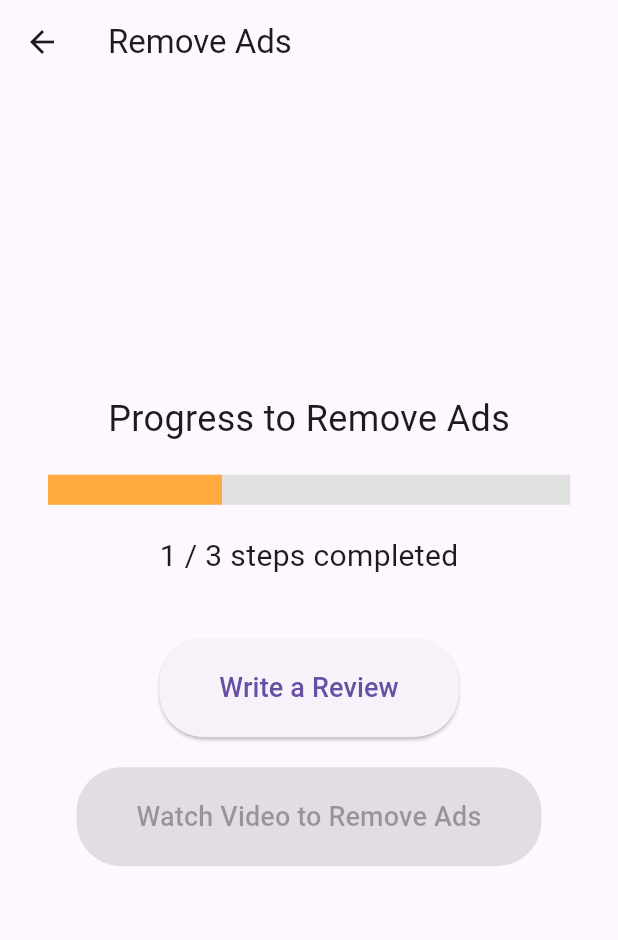
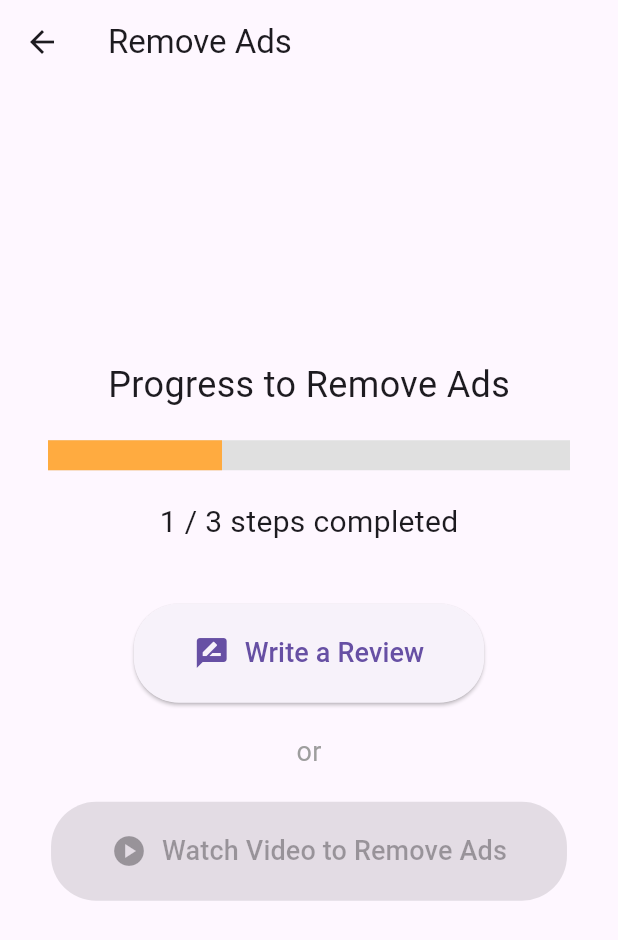
Before and after one commit to rai03k/tic-tac-toe-app, a Flutter app: the AdRemovalScreen screen opened directly, on a phone screen of 412 x 824 dp. Shown: the top 940 px of the screen. Run offline on Flutter 3.47's test engine with Material 3 defaults, Android fonts, the light colour scheme and no system bars; our stand-ins replace audioplayers, device_preview, google_mobile_ads, shared_preferences; accounts and stored records are empty; network calls fail.

Commit message:
update:動画再生の修正

```diff
--- a/lib/admob/ad_removal.dart
+++ b/lib/admob/ad_removal.dart
@@ -123,10 +123,35 @@ class _AdRemovalScreenState extends State<AdRemovalScreen>
         },
         onAdFailedToLoad: (LoadAdError error) {
           print('動画広告の読み込みに失敗しました: $error');  // エラー時の処理
+
+          // ユーザーにエラーメッセージを表示
+          _showErrorDialog('ネットワークに接続できません。インターネット接続を確認してください。');
         },
       ),
     );
   }
+
+// ネットワークエラーメッセージを表示する関数
+  void _showErrorDialog(String message) {
+    showDialog(
+      context: context,
+      builder: (BuildContext context) {
+        return AlertDialog(
+          title: const Text('エラー'),
+          content: Text(message),
+          actions: <Widget>[
+            TextButton(
+              onPressed: () {
+                Navigator.of(context).pop();  // ダイアログを閉じる
+              },
+              child: const Text('OK'),
+            ),
+          ],
+        );
+      },
+    );
+  }
+
 
   // 動画広告を表示して、進捗を更新する関数
   void _showRewardedAd() {
@@ -140,7 +165,13 @@ class _AdRemovalScreenState extends State<AdRemovalScreen>
           _animation = Tween<double>(begin: 0, end: _progress.toDouble() / 3).animate(_controller);
           _controller.forward();  // アニメーションを再開
         });
-        _loadRewardedAd();  // 新しい広告を読み込む
+        // 動画視聴後、新しい広告を読み込む
+        _rewardedAd!.dispose();  // 古い広告を破棄する（新しい広告はロードしない）
+        // 画面をリロードする
+        Navigator.pushReplacement(
+          context,
+          MaterialPageRoute(builder: (BuildContext context) => const AdRemovalScreen()),
+        );
       });
     }
   }
@@ -225,12 +256,28 @@ class _AdRemovalScreenState extends State<AdRemovalScreen>
                               borderRadius: BorderRadius.circular(30),  // 角を丸くする
                             ),
                           ),
-                          child: const Text(
-                            'Write a Review',  // ボタンのテキスト
-                            style: TextStyle(fontSize: 18),
+                          child: Row(
+                            mainAxisSize: MainAxisSize.min,  // ボタンのサイズに合わせる
+                            children: const [
+                              Icon(Icons.rate_review, size: 24),  // レビューアイコン
+                              SizedBox(width: 10),  // アイコンとテキストの間にスペースを追加
+                              Text(
+                                'Write a Review',  // ボタンのテキスト
+                                style: TextStyle(fontSize: 18),
+                              ),
+                            ],
                           ),
                         ),
-                        const SizedBox(height: 20),
+
+                        const SizedBox(height: 20),  // ボタンと「or」の間にスペースを追加
+
+                        const Text(  // or のテキスト
+                          'or',
+                          style: TextStyle(fontSize: 18, color: Colors.grey),
+                        ),
+
+                        const SizedBox(height: 20),  // 「or」と次のボタンの間にスペースを追加
+
                         ElevatedButton(
                           onPressed: _rewardedAd != null ? _showRewardedAd : null,  // 動画再生
                           style: ElevatedButton.styleFrom(
@@ -239,9 +286,16 @@ class _AdRemovalScreenState extends State<AdRemovalScreen>
                               borderRadius: BorderRadius.circular(30),  // 角を丸くする
                             ),
                           ),
-                          child: const Text(
-                            'Watch Video to Remove Ads',  // ボタンのテキスト
-                            style: TextStyle(fontSize: 18),
+                          child: Row(
+                            mainAxisSize: MainAxisSize.min,  // ボタンのサイズに合わせる
+                            children: const [
+                              Icon(Icons.play_circle, size: 24),  // 動画再生アイコン
+                              SizedBox(width: 10),  // アイコンとテキストの間にスペースを追加
+                              Text(
+                                'Watch Video to Remove Ads',  // ボタンのテキスト
+                                style: TextStyle(fontSize: 18),
+                              ),
+                            ],
                           ),
                         ),
                       ],
```
